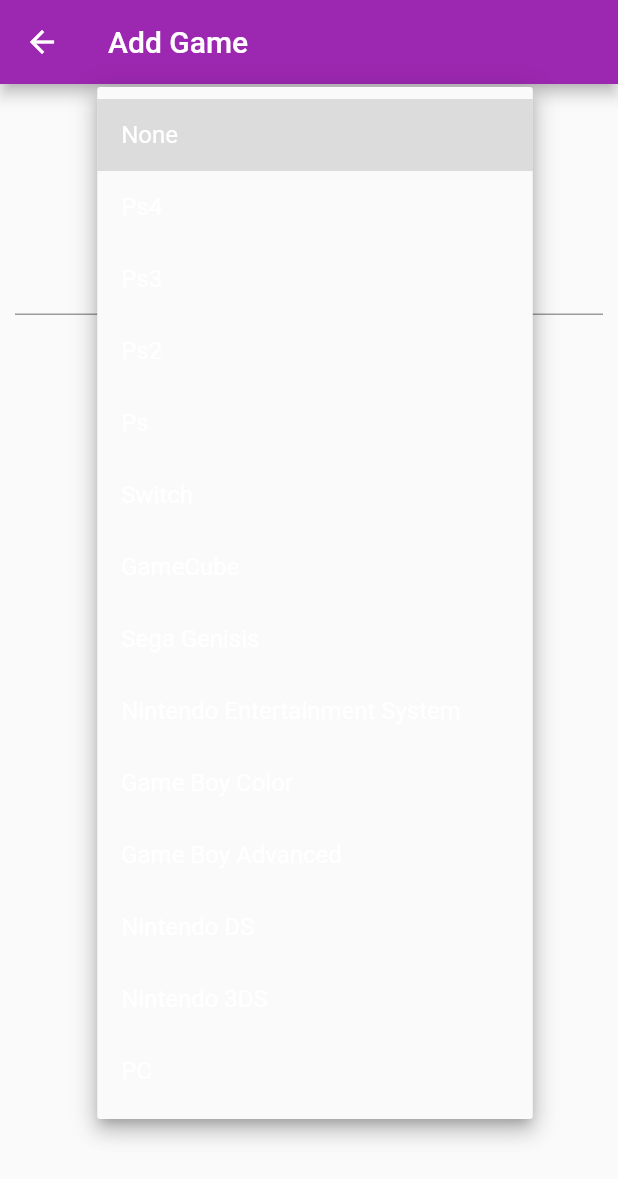
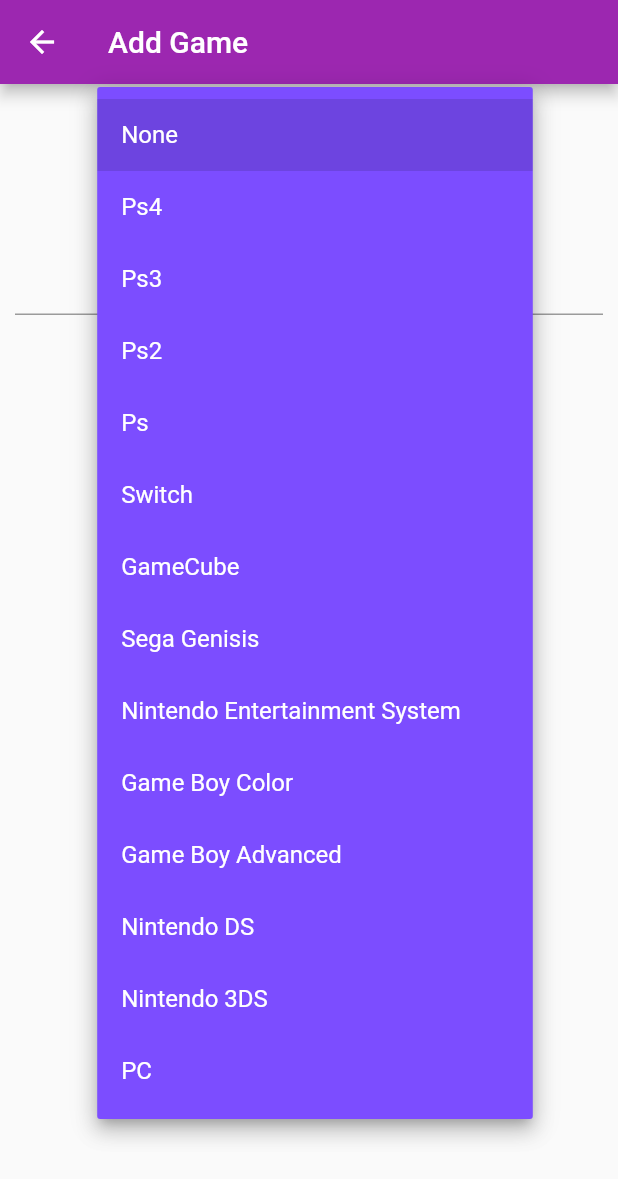
Before and after one commit to CaKellum/media_libraryApp, a Flutter app: the GameForm screen opened by its route, after a tap on the "arrow drop down" icon, on a phone screen of 412 x 824 dp. Shown: the top 1179 px of the screen. Run offline on Flutter 3.47's test engine with Material 2 defaults, Android fonts, the phone set to English and light mode, and no system bars.

Commit message:
Refactor form pages

```diff
--- /dev/null
+++ b/lib/helpers/view_helper.dart
@@ -0,0 +1,33 @@
+import 'package:flutter/material.dart';
+import 'package:medialibrary_app/helpers/validation.dart';
+
+class ViewHelper {
+  static Padding applyPadding(Widget widget, double inset) {
+    return Padding(
+      padding: EdgeInsets.all(inset),
+      child: widget,
+    );
+  }
+
+  static DropdownButton<String> genericDropDown(Set<String> items,
+      String defaultValue, BuildContext context, Function(String?) onChanged) {
+    return DropdownButton<String>(
+      dropdownColor: Theme.of(context).accentColor,
+      onChanged: onChanged,
+      value: defaultValue,
+      items: items
+          .map((e) => DropdownMenuItem(
+                child: Text(e),
+                value: e,
+              ))
+          .toList(),
+    );
+  }
+
+  static TextFormField titleField(controller) {
+    return TextFormField(
+      validator: (value) => Validation.notEmpty(value),
+      controller: controller,
+    );
+  }
+}
--- a/lib/media_forms/game_form.dart
+++ b/lib/media_forms/game_form.dart
@@ -1,6 +1,6 @@
 import 'package:flutter/cupertino.dart';
 import 'package:flutter/material.dart';
-import 'package:medialibrary_app/helpers/validation.dart';
+import 'package:medialibrary_app/helpers/view_helper.dart';
 
 class GameForm extends StatefulWidget {
   @override
@@ -46,58 +46,19 @@
     return Form(
         child: Column(
       children: [
-        ddConsoles(),
-        ddTog(),
-        titleTextField(),
+        ViewHelper.genericDropDown(console, consoleDropDown, context, (value) {
+          setState(() {
+            consoleDropDown = value!;
+          });
+        }),
+        ViewHelper.genericDropDown(typesOfGame, togDropDown, context, (value) {
+          setState(() {
+            togDropDown = value!;
+          });
+        }),
+        ViewHelper.titleField(controller),
         ElevatedButton(child: Text("Submit"), onPressed: () {})
       ],
     ));
   }
-
-  TextFormField titleTextField() {
-    return TextFormField(
-      validator: (value) => Validation.notEmpty(value),
-      controller: controller,
-    );
-  }
-
-  DropdownButton<String> ddTog() {
-    return DropdownButton<String>(
-        value: togDropDown,
-        onChanged: (value) {
-          setState(() {
-            togDropDown = value!;
-          });
-        },
-        items: togList());
-  }
-
-  List<DropdownMenuItem<String>> togList() {
-    return typesOfGame.map<DropdownMenuItem<String>>((str) {
-      return DropdownMenuItem(
-        child: Text(str),
-        value: str,
-      );
-    }).toList();
-  }
-
-  DropdownButton<String> ddConsoles() {
-    return DropdownButton<String>(
-        value: consoleDropDown,
-        onChanged: (value) {
-          setState(() {
-            consoleDropDown = value!;
-          });
-        },
-        items: consoleList());
-  }
-
-  List<DropdownMenuItem<String>> consoleList() {
-    return console.map<DropdownMenuItem<String>>((str) {
-      return DropdownMenuItem(
-        child: Text(str),
-        value: str,
-      );
-    }).toList();
-  }
 }
```
Also changed, not shown: lib/helpers/validation.dart (+0 -11 lines), lib/media_forms/movie_form.dart (+11 -19 lines), lib/media_forms/music_form.dart (+8 -33 lines).
